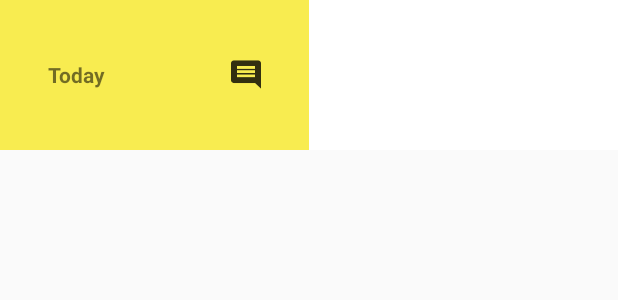
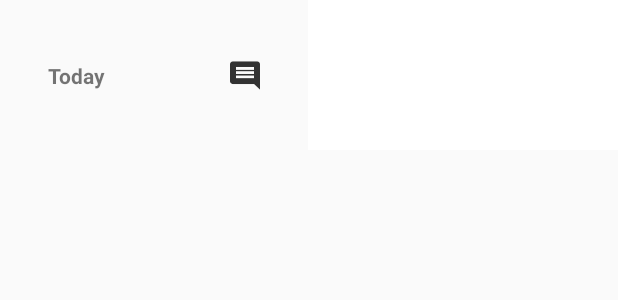
Before and after one commit to Nolan95/MoodTracker, an Android app: the layout item_mood.xml on its own in the app's theme, with its tools: preview values and no code run, on a phone screen of 412 x 824 dp. Shown: the top 300 px of the screen. Run offline under Robolectric (Android 15) with nearby library versions, the phone set to English and light mode, and no system bars.

Commit message:
constraintLayout

```diff
--- a/app/src/main/res/layout/item_mood.xml
+++ b/app/src/main/res/layout/item_mood.xml
@@ -1,44 +1,51 @@
 <?xml version="1.0" encoding="utf-8"?>
-<LinearLayout xmlns:android="http://schemas.android.com/apk/res/android"
+<androidx.constraintlayout.widget.ConstraintLayout xmlns:android="http://schemas.android.com/apk/res/android"
+    xmlns:app="http://schemas.android.com/apk/res-auto"
     xmlns:tools="http://schemas.android.com/tools"
-    android:orientation="horizontal"
+    android:id="@+id/linearLayout"
     android:layout_width="match_parent"
     android:layout_height="100dp"
     android:baselineAligned="false">
 
-    <FrameLayout
-        android:id="@+id/left_frame_layout"
-        android:layout_width="0dp"
-        android:layout_height="match_parent"
-        android:layout_weight="20"
-        android:orientation="horizontal"
-        android:padding="32dp"
-        tools:background="@color/colorSuperHappy">
-
 
     <TextView
+        android:id="@+id/tv_days"
         android:layout_width="wrap_content"
         android:layout_height="wrap_content"
-            android:id="@+id/tv_days"
-            android:layout_gravity="start|center_vertical"
-            tools:text="Today"
-            android:textStyle="bold" />
+        android:layout_marginStart="32dp"
+        android:layout_marginLeft="32dp"
+        android:layout_marginEnd="83dp"
+        android:layout_marginRight="83dp"
+        android:textStyle="bold"
+        app:layout_constraintBottom_toBottomOf="parent"
+        app:layout_constraintEnd_toStartOf="@+id/btn_show_comment"
+        app:layout_constraintStart_toStartOf="parent"
+        app:layout_constraintTop_toTopOf="parent"
+        tools:text="Today" />
+
     <ImageButton
         android:id="@+id/btn_show_comment"
         android:layout_width="wrap_content"
         android:layout_height="wrap_content"
-            android:layout_gravity="end|center_vertical"
+        android:layout_marginEnd="32dp"
+        android:layout_marginRight="32dp"
         android:background="@null"
         android:contentDescription="@string/show_comment_button"
-            android:src="@mipmap/ic_comment_black_48px"/>
+        android:src="@mipmap/ic_comment_black_48px"
+        app:layout_constraintBottom_toBottomOf="parent"
+        app:layout_constraintEnd_toStartOf="@+id/right_frame_layout"
+        app:layout_constraintStart_toEndOf="@+id/tv_days"
+        app:layout_constraintTop_toTopOf="parent" />
 
-    </FrameLayout>
 
     <FrameLayout
         android:id="@+id/right_frame_layout"
         android:layout_width="0dp"
-        android:layout_height="match_parent"
-        android:layout_weight="20"
-        android:background="#FFFFFF" />
+        android:layout_height="0dp"
+        android:background="#FFFFFF"
+        app:layout_constraintBottom_toBottomOf="parent"
+        app:layout_constraintEnd_toEndOf="parent"
+        app:layout_constraintStart_toEndOf="@+id/btn_show_comment"
+        app:layout_constraintTop_toTopOf="parent" />
 
-</LinearLayout>
+</androidx.constraintlayout.widget.ConstraintLayout>
```
Also changed, not shown: app/src/main/res/layout/activity_main.xml (+20 -20 lines), app/src/main/res/layout/activity_mood_history.xml (+5 -2 lines). Lines whose indentation alone changed are shown as unchanged.
